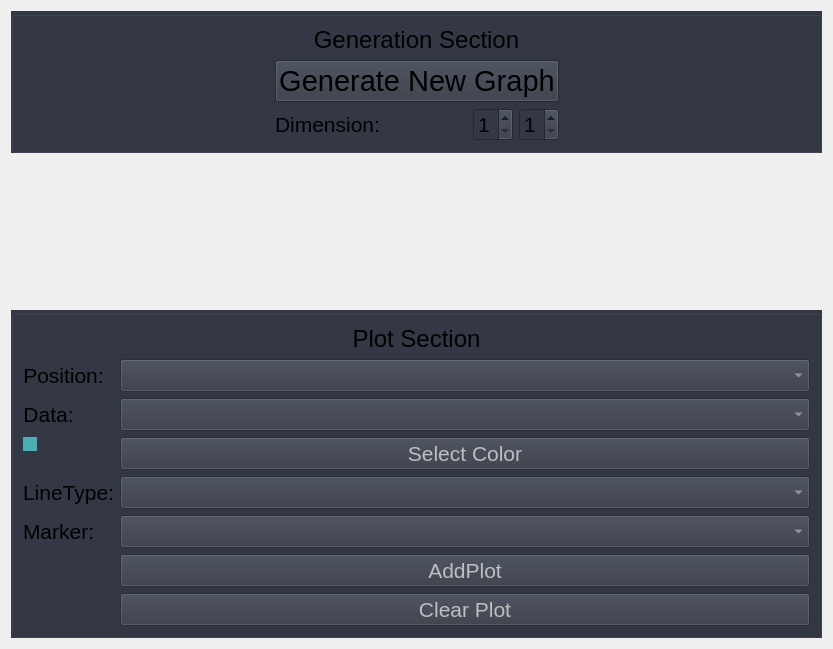
Above: View/ui/GraphWindow.ui from BETRU21/GraphicGenerator before the change. Below: the same form after it.
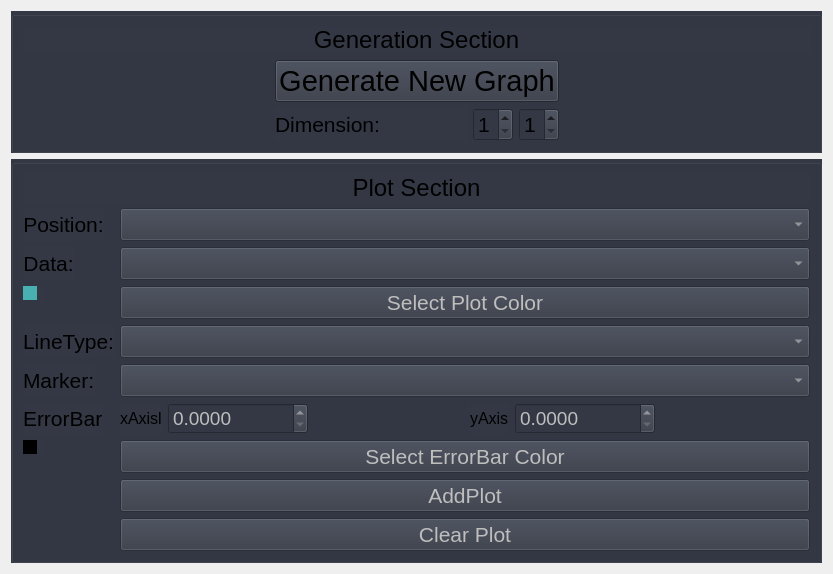
That is the form after the change.

What changed in the file:
```diff
--- a/View/ui/GraphWindow.ui
+++ b/View/ui/GraphWindow.ui
@@ -7,7 +7,7 @@
     <x>0</x>
     <y>0</y>
     <width>833</width>
-    <height>649</height>
+    <height>545</height>
    </rect>
   </property>
   <property name="windowTitle">
@@ -15,7 +15,7 @@
   </property>
   <layout class="QVBoxLayout" name="verticalLayout">
    <item>
-    <widget class="QGroupBox" name="">
+    <widget class="QGroupBox" name="groupBox">
      <property name="styleSheet">
       <string notr="true">background-color: rgb(51, 56, 68);</string>
      </property>
@@ -144,7 +144,7 @@
     </spacer>
    </item>
    <item>
-    <widget class="QGroupBox" name="">
+    <widget class="QGroupBox" name="groupBox">
      <property name="styleSheet">
       <string notr="true">background-color: rgb(51, 56, 68);</string>
      </property>
@@ -242,7 +242,7 @@
          <enum>Qt::LeftToRight</enum>
         </property>
         <property name="text">
-         <string>Select Color</string>
+         <string>Select Plot Color</string>
         </property>
        </widget>
       </item>
@@ -297,7 +297,7 @@
         </property>
        </widget>
       </item>
-      <item row="6" column="1">
+      <item row="8" column="1">
        <widget class="QPushButton" name="pb_addPlot">
         <property name="enabled">
          <bool>false</bool>
@@ -312,7 +312,7 @@
         </property>
        </widget>
       </item>
-      <item row="7" column="1">
+      <item row="9" column="1">
        <widget class="QPushButton" name="pb_clear">
         <property name="enabled">
          <bool>false</bool>
@@ -327,6 +327,137 @@
         </property>
        </widget>
       </item>
+      <item row="6" column="1">
+       <layout class="QHBoxLayout" name="horizontalLayout">
+        <item>
+         <widget class="QLabel" name="label_9">
+          <property name="font">
+           <font>
+            <pointsize>12</pointsize>
+           </font>
+          </property>
+          <property name="text">
+           <string>xAxisl</string>
+          </property>
+         </widget>
+        </item>
+        <item>
+         <widget class="QDoubleSpinBox" name="sb_Xerror">
+          <property name="enabled">
+           <bool>false</bool>
+          </property>
+          <property name="font">
+           <font>
+            <pointsize>14</pointsize>
+           </font>
+          </property>
+          <property name="decimals">
+           <number>4</number>
+          </property>
+          <property name="maximum">
+           <double>1000000.000000000000000</double>
+          </property>
+         </widget>
+        </item>
+        <item>
+         <spacer name="horizontalSpacer_3">
+          <property name="orientation">
+           <enum>Qt::Horizontal</enum>
+          </property>
+          <property name="sizeHint" stdset="0">
+           <size>
+            <width>40</width>
+            <height>20</height>
+           </size>
+          </property>
+         </spacer>
+        </item>
+        <item>
+         <widget class="QLabel" name="label_10">
+          <property name="font">
+           <font>
+            <pointsize>12</pointsize>
+           </font>
+          </property>
+          <property name="text">
+           <string>yAxis</string>
+          </property>
+         </widget>
+        </item>
+        <item>
+         <widget class="QDoubleSpinBox" name="sb_Yerror">
+          <property name="enabled">
+           <bool>false</bool>
+          </property>
+          <property name="font">
+           <font>
+            <pointsize>14</pointsize>
+           </font>
+          </property>
+          <property name="decimals">
+           <number>4</number>
+          </property>
+          <property name="maximum">
+           <double>100000.000000000000000</double>
+          </property>
+         </widget>
+        </item>
+        <item>
+         <spacer name="horizontalSpacer_4">
+          <property name="orientation">
+           <enum>Qt::Horizontal</enum>
+          </property>
+          <property name="sizeHint" stdset="0">
+           <size>
+            <width>40</width>
+            <height>20</height>
+           </size>
+          </property>
+         </spacer>
+        </item>
+       </layout>
+      </item>
+      <item row="6" column="0">
+       <widget class="QLabel" name="label_8">
+        <property name="font">
+         <font>
+          <pointsize>16</pointsize>
+         </font>
+        </property>
+        <property name="text">
+         <string>ErrorBar</string>
+        </property>
+       </widget>
+      </item>
+      <item row="7" column="1">
+       <layout class="QHBoxLayout" name="horizontalLayout_2">
+        <item>
+         <widget class="QPushButton" name="pb_selectColorError">
+          <property name="enabled">
+           <bool>false</bool>
+          </property>
+          <property name="font">
+           <font>
+            <pointsize>16</pointsize>
+           </font>
+          </property>
+          <property name="text">
+           <string>Select ErrorBar Color</string>
+          </property>
+         </widget>
+        </item>
+       </layout>
+      </item>
+      <item row="7" column="0">
+       <widget class="QCheckBox" name="ind_colorError">
+        <property name="styleSheet">
+         <string notr="true">QCheckBox::indicator{background-color: rgb(0, 0, 0);}</string>
+        </property>
+        <property name="text">
+         <string/>
+        </property>
+       </widget>
+      </item>
      </layout>
     </widget>
    </item>
```
